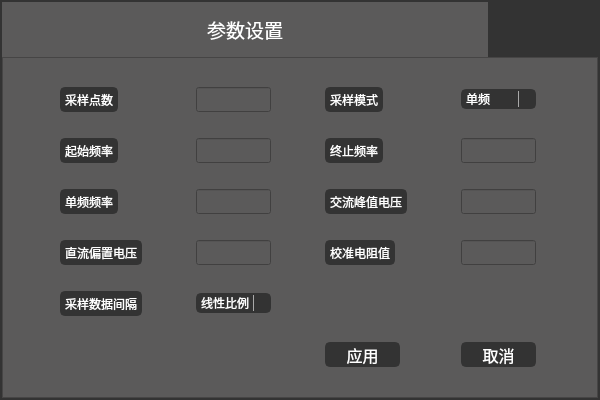
Old version of the form ui/ui_parasetting.ui in the repository saberrin/EIS_GUI.
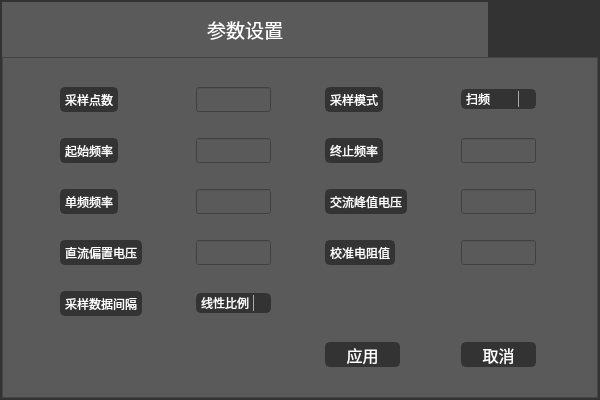
New version of the form. Icons and pictures are not drawn.

What changed in the file:
```diff
--- a/ui/ui_parasetting.ui
+++ b/ui/ui_parasetting.ui
@@ -399,7 +399,7 @@
            </property>
            <item>
             <property name="text">
-             <string>单频</string>
+             <string>扫频</string>
             </property>
            </item>
            <item>
```
Left out of the diff: 2 changed lines with no effect on the pictures.
